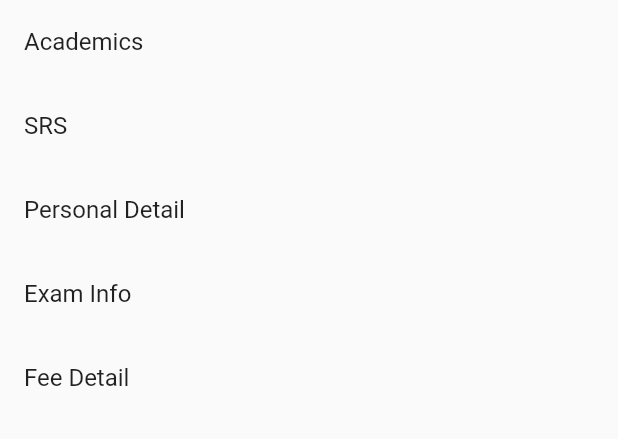
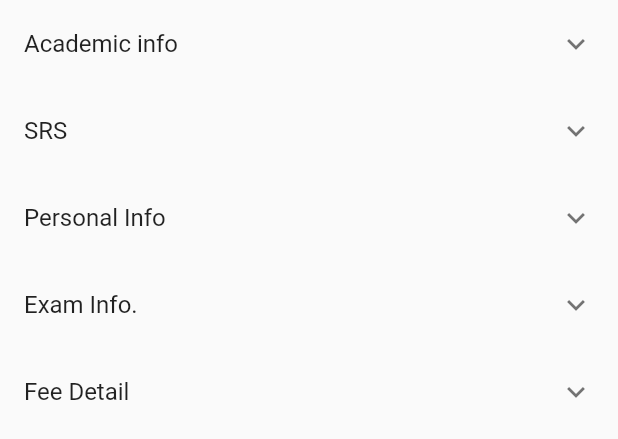
Before and after one commit to aadi-1024/project_app, a Flutter app: the NavList widget shown alone on an empty page, opened directly, on a phone screen of 412 x 824 dp. Shown: the top 439 px of the screen. Run offline on Flutter 3.47's test engine with Material 2 defaults, Android fonts, the phone set to English and light mode, and no system bars.

Commit message:
refactoring and expanding list items

```diff
--- a/lib/drawer/navlist.dart
+++ b/lib/drawer/navlist.dart
@@ -8,16 +8,73 @@ class NavList extends StatefulWidget {
 }
 
 class _NavListState extends State<NavList> {
-  final categories = ['Academics', 'SRS', 'Personal Detail', 'Exam Info', 'Fee Detail'];
+  final categories = [
+    {
+      'heading': 'Academic info',
+      'sub': [
+        'Academic Document Status',
+        'Pre Registration',
+        'Send to HOD',
+        'Pre Reg. Subj.',
+        'Hostel Choice Status',
+        'My Attendance',
+        'Subject Regtd.',
+        'Subject Regtd. Details,'
+      ]
+    },
+    {
+      'heading': 'SRS',
+      'sub': [
+        'New SRS Entry',
+        'View sent SRS',
+      ]
+    },
+    {
+      'heading': 'Personal Info',
+      'sub': [
+        'Personal Detail',
+        'Edit Info.',
+      ]
+    },
+    {
+      'heading': 'Exam Info.',
+      'sub': [
+        'Exam Marks',
+        'Exam Grades',
+        'View SGPA/CGPA',
+      ]
+    },
+    {
+      'heading': 'Fee Detail',
+      'sub': [
+        'Reg. Fee Info',
+        'Fee Pay Confirmation',
+        'Fee Receipt',
+        'Pay Fee on-line',
+        'On-line fee paid history',
+        'HDFC Order Status tracker',
+      ]
+    }
+  ];
 
   @override
   Widget build(BuildContext context) {
     return SizedBox(
       height: 400.0,
-      child: ListView(
-        children:  [
-          ...(categories.map((e) => ListTile(title: Text(e),)).toList()),
-        ],
+      child: ListView.builder(
+        itemCount: categories.length,
+        itemBuilder: (context, i) {
+          return ExpansionTile(
+            title: Text(categories[i]['heading'] as String),
+            children: (categories[i]['sub'] as List<String>)
+                .map(
+                  (e) => ListTile(
+                    title: Text(e),
+                  ),
+                )
+                .toList(),
+          );
+        },
       ),
     );
   }
```
Also changed, not shown: lib/drawer/navitem.dart (added).
